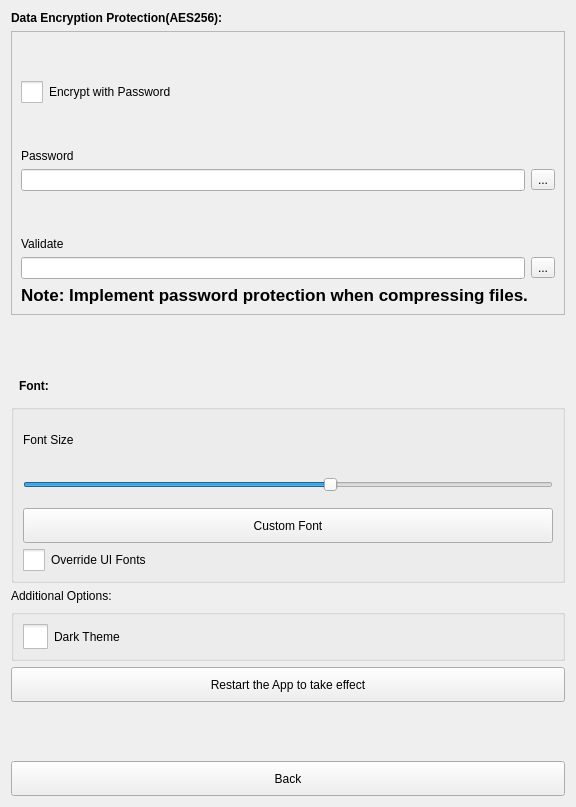
The window that src/Preferences.ui (ic005k/Knot) describes before a commit, drawn with Qt 5.
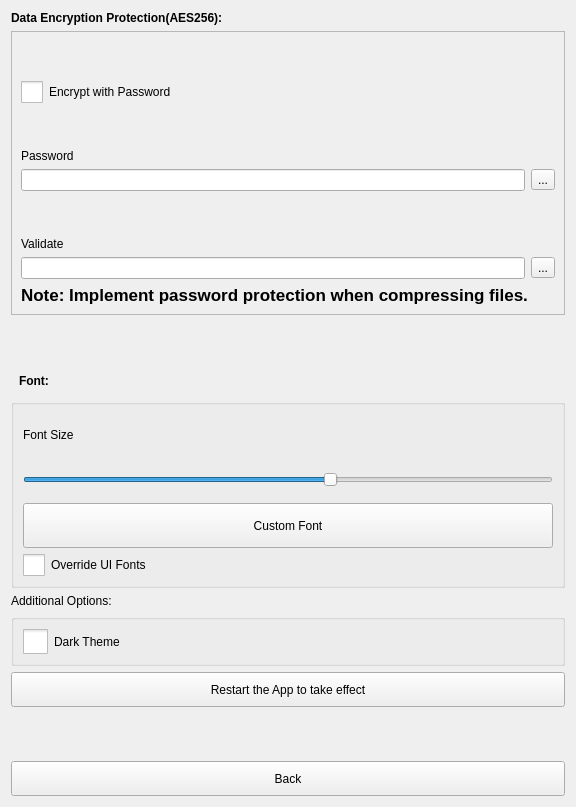
The same window after the commit. Icons and pictures are not drawn.

```diff
--- a/src/Preferences.ui
+++ b/src/Preferences.ui
@@ -269,7 +269,7 @@
         <property name="minimumSize">
          <size>
           <width>0</width>
-          <height>35</height>
+          <height>45</height>
          </size>
         </property>
         <property name="text">
```
